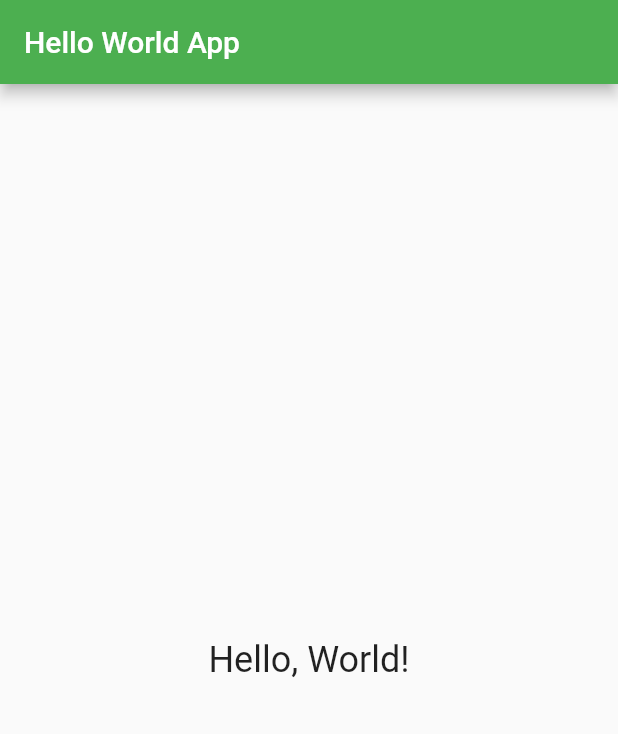
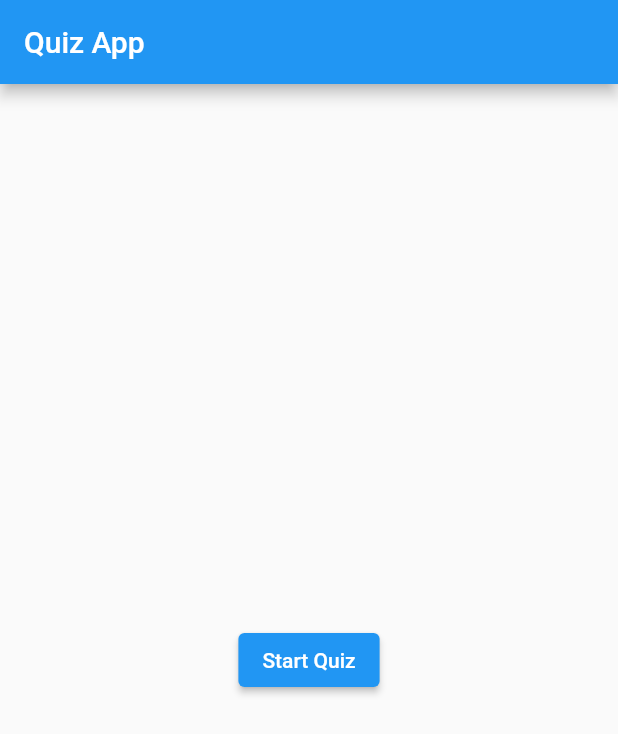
Before and after one commit to Dally07/nani-, a Flutter app: the screen it shows after launch, on a phone screen of 412 x 824 dp. Shown: the top 734 px of the screen. Run offline on Flutter 3.47's test engine with Material 2 defaults, Android fonts, the phone set to English and light mode, and no system bars.

Commit message:
creation de fichier: HomePage,QuizPage,ResultPage,Question,Answer

```diff
--- a/lib/main.dart
+++ b/lib/main.dart
@@ -1,30 +1,21 @@
 import 'package:flutter/material.dart';
+import 'screens/home_page.dart';
 
 void main() {
-  runApp(const MyApp());
+  runApp(const QuizApp());
 }
 
-class MyApp extends StatelessWidget {
-  const MyApp({Key? key}) : super(key: key);
+class QuizApp extends StatelessWidget {
+  const QuizApp({Key? key}) : super(key: key);
 
   @override
   Widget build(BuildContext context) {
     return MaterialApp(
-      title: 'Hello World App',
+      title: 'Quiz App',
       theme: ThemeData(
-        primarySwatch: Colors.green,
+        primarySwatch: Colors.blue,
       ),
-      home: Scaffold(
-        appBar: AppBar(
-          title: const Text('Hello World App'),
-        ),
-        body: const Center(
-          child: Text(
-            'Hello, World!',
-            style: TextStyle(fontSize: 24),
-          ),
-        ),
-      ),
+      home: const HomePage(),
     );
   }
 }
--- /dev/null
+++ b/lib/screens/home_page.dart
@@ -0,0 +1,26 @@
+import 'package:flutter/material.dart';
+import 'quiz_page.dart';
+
+class HomePage extends StatelessWidget {
+  const HomePage({Key? key}) : super(key: key);
+
+  @override
+  Widget build(BuildContext context) {
+    return Scaffold(
+      appBar: AppBar(
+        title: const Text('Quiz App'),
+      ),
+      body: Center(
+        child: ElevatedButton(
+          child: const Text('Start Quiz'),
+          onPressed: () {
+            Navigator.push(
+              context,
+              MaterialPageRoute(builder: (context) => const QuizPage()),
+            );
+          },
+        ),
+      ),
+    );
+  }
+}
```
Also changed, not shown: lib/data/questions.dart (added, +22 -0 lines), lib/models/question.dart (added, +13 -0 lines), lib/screens/quiz_page.dart (added, +63 -0 lines), lib/screens/result_page.dart (added, +35 -0 lines).
